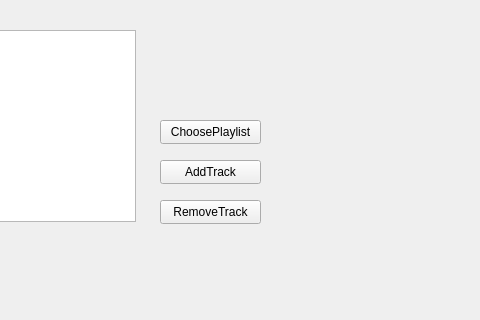
JonathanDeininger/EDAQT_24, file mainwindow.ui: the form before one commit; both pictures show x 160 to 640 and y 0 to 320 of the 800 by 600 pixel window.
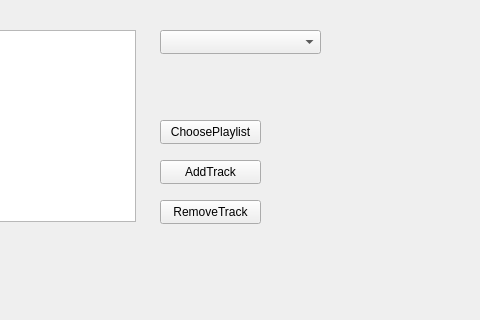
The form after the commit.

Patch:
```diff
--- a/mainwindow.ui
+++ b/mainwindow.ui
@@ -115,6 +115,16 @@
      <enum>Qt::Orientation::Horizontal</enum>
     </property>
    </widget>
+   <widget class="QComboBox" name="comboBox">
+    <property name="geometry">
+     <rect>
+      <x>320</x>
+      <y>30</y>
+      <width>161</width>
+      <height>24</height>
+     </rect>
+    </property>
+   </widget>
   </widget>
   <widget class="QMenuBar" name="menubar">
    <property name="geometry">
```
